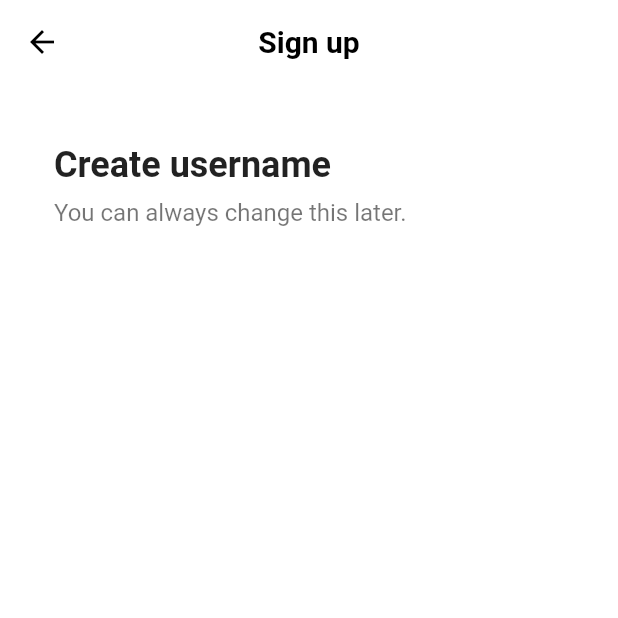
After one commit to kimjuno97/tiktok_juno, a Flutter app: the screen it shows after launch, after a tap on "Use phone & email", on a phone screen of 412 x 824 dp, the top half of it. The commit adds this screen. Run offline on Flutter 3.47's test engine with Material 2 defaults, Android fonts, the phone set to English and light mode, and no system bars; our stand-ins replace font_awesome_flutter.

Commit message:
AppBar style은 main.dart에서 정의할 수 있음 그리고 내부에만 쓰이는 변수는 '_'으로 private로 사용

```diff
--- /dev/null
+++ b/lib/features/authentication/email_screen.dart
@@ -0,0 +1,44 @@
+import 'package:flutter/material.dart';
+import 'package:tiktok_juno/constants/gap.dart';
+import 'package:tiktok_juno/constants/sizes.dart';
+
+class EmailScreen extends StatelessWidget {
+  const EmailScreen({super.key});
+
+  @override
+  Widget build(BuildContext context) {
+    return Scaffold(
+      appBar: AppBar(
+        title: const Text(
+          "Sign up",
+        ),
+      ),
+      body: const Padding(
+        padding: EdgeInsets.symmetric(
+          horizontal: Sizes.size36,
+        ),
+        child: Column(
+          crossAxisAlignment: CrossAxisAlignment.start,
+          children: [
+            Gaps.v40,
+            Text(
+              "Create username",
+              style: TextStyle(
+                fontSize: Sizes.size24,
+                fontWeight: FontWeight.w700,
+              ),
+            ),
+            Gaps.v8,
+            Text(
+              "You can always change this later.",
+              style: TextStyle(
+                fontSize: Sizes.size16,
+                color: Colors.black54,
+              ),
+            ),
+          ],
+        ),
+      ),
+    );
+  }
+}
--- a/lib/features/authentication/login_screen.dart
+++ b/lib/features/authentication/login_screen.dart
@@ -7,7 +7,7 @@ import 'package:tiktok_juno/features/authentication/widgets/auth_button.dart';
 class LoginScreen extends StatelessWidget {
   const LoginScreen({super.key});
 
-  void onSignUpTap(BuildContext context) {
+  void _onSignUpTap(BuildContext context) {
     Navigator.of(context).pop();
   }
 
@@ -53,7 +53,7 @@ class LoginScreen extends StatelessWidget {
         ),
       ),
       bottomNavigationBar: BottomAppBar(
-        color: Colors.grey.shade100,
+        color: Colors.grey.shade50,
         elevation: 2,
         child: Padding(
           padding: const EdgeInsets.symmetric(
@@ -70,7 +70,7 @@ class LoginScreen extends StatelessWidget {
               ),
               Gaps.h5,
               GestureDetector(
-                onTap: () => onSignUpTap(context),
+                onTap: () => _onSignUpTap(context),
                 child: Text(
                   "Sign up",
                   style: TextStyle(
--- a/lib/features/authentication/sign_up_screen.dart
+++ b/lib/features/authentication/sign_up_screen.dart
@@ -2,13 +2,14 @@ import 'package:flutter/material.dart';
 import 'package:font_awesome_flutter/font_awesome_flutter.dart';
 import 'package:tiktok_juno/constants/gap.dart';
 import 'package:tiktok_juno/constants/sizes.dart';
+import 'package:tiktok_juno/features/authentication/email_screen.dart';
 import 'package:tiktok_juno/features/authentication/login_screen.dart';
 import 'package:tiktok_juno/features/authentication/widgets/auth_button.dart';
 
 class SignUpScreen extends StatelessWidget {
   const SignUpScreen({super.key});
 
-  void onLoginTap(BuildContext context) {
+  void _onLoginTap(BuildContext context) {
     Navigator.of(context).push(
       MaterialPageRoute(
         builder: (context) => const LoginScreen(),
@@ -16,19 +17,27 @@ class SignUpScreen extends StatelessWidget {
     );
   }
 
+  void _onEmailTap(BuildContext context) {
+    Navigator.of(context).push(
+      MaterialPageRoute(
+        builder: (context) => const EmailScreen(),
+      ),
+    );
+  }
+
   @override
   Widget build(BuildContext context) {
     return Scaffold(
-      body: const SafeArea(
+      body: SafeArea(
         child: Padding(
-          padding: EdgeInsets.symmetric(
+          padding: const EdgeInsets.symmetric(
             horizontal: Sizes.size40,
           ),
           child: Column(
             mainAxisSize: MainAxisSize.min,
             children: [
               Gaps.v80,
-              Text(
+              const Text(
                 "Sign up for TikTok",
                 style: TextStyle(
                   fontSize: Sizes.size24,
@@ -36,7 +45,7 @@ class SignUpScreen extends StatelessWidget {
                 ),
               ),
               Gaps.v20,
-              Text(
+              const Text(
                 "Create a profile, follow other accounts, make your own videos, and more.",
                 style: TextStyle(
                   fontSize: Sizes.size16,
@@ -45,12 +54,15 @@ class SignUpScreen extends StatelessWidget {
                 textAlign: TextAlign.center,
               ),
               Gaps.v40,
-              AuthButton(
-                icon: FaIcon(FontAwesomeIcons.user),
-                text: 'Use phone & email',
+              GestureDetector(
+                onTap: () => _onEmailTap(context),
+                child: const AuthButton(
+                  icon: FaIcon(FontAwesomeIcons.user),
+                  text: 'Use phone & email',
+                ),
               ),
               Gaps.v16,
-              AuthButton(
+              const AuthButton(
                 icon: FaIcon(FontAwesomeIcons.apple),
                 text: 'Continue with Apple',
               ),
@@ -59,7 +71,7 @@ class SignUpScreen extends StatelessWidget {
         ),
       ),
       bottomNavigationBar: BottomAppBar(
-        color: Colors.grey.shade100,
+        color: Colors.grey.shade50,
         elevation: 2,
         child: Padding(
           padding: const EdgeInsets.symmetric(
@@ -76,7 +88,7 @@ class SignUpScreen extends StatelessWidget {
               ),
               Gaps.h5,
               GestureDetector(
-                onTap: () => onLoginTap(context),
+                onTap: () => _onLoginTap(context),
                 child: Text(
                   'Log in',
                   style: TextStyle(
--- a/lib/main.dart
+++ b/lib/main.dart
@@ -1,5 +1,7 @@
 import 'package:flutter/material.dart';
 import 'package:tiktok_juno/features/authentication/sign_up_screen.dart';
+
+import 'constants/sizes.dart';
 
 void main() {
   runApp(const TikTokApp());
@@ -12,6 +14,18 @@ class TikTokApp extends StatelessWidget {
     return MaterialApp(
       title: 'TikTok Clone',
       theme: ThemeData(
+        scaffoldBackgroundColor: Colors.white,
+        appBarTheme: const AppBarTheme(
+          centerTitle: true,
+          foregroundColor: Colors.black,
+          backgroundColor: Colors.white,
+          elevation: 0,
+          titleTextStyle: TextStyle(
+            color: Colors.black,
+            fontSize: Sizes.size20,
+            fontWeight: FontWeight.w600,
+          ),
+        ),
         primaryColor: const Color(0xFFE9435A),
       ),
       home: const SignUpScreen(),
```
